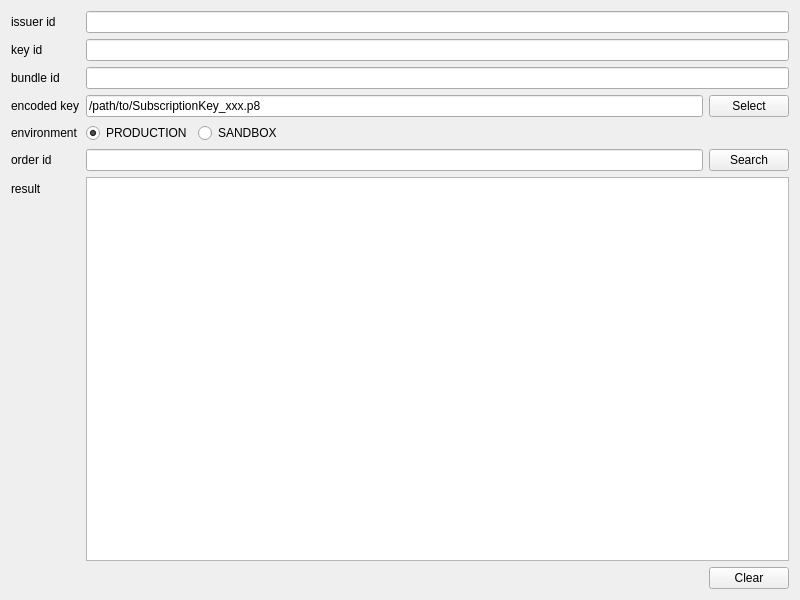
Above: form.ui from john9405/easyOrder before the change. Below: the same form after it.
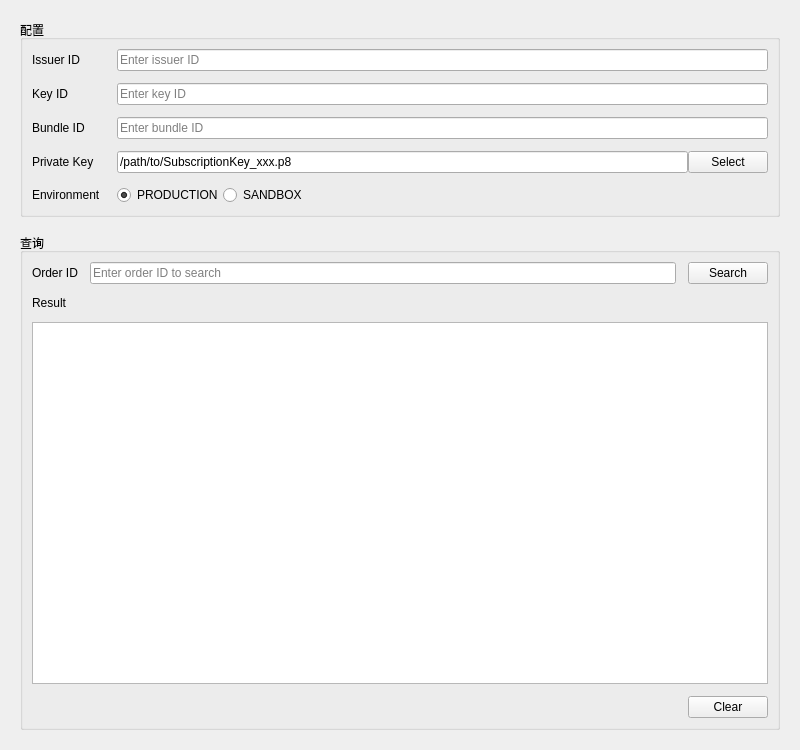
That is the form after the change.

Commit message: 美化界面

Diff of the .ui file:
```diff
--- a/form.ui
+++ b/form.ui
@@ -7,72 +7,101 @@
     <x>0</x>
     <y>0</y>
     <width>800</width>
-    <height>600</height>
+    <height>750</height>
    </rect>
   </property>
+  <property name="minimumSize">
+   <size>
+    <width>600</width>
+    <height>650</height>
+   </size>
+  </property>
   <property name="windowTitle">
    <string>easy order</string>
   </property>
   <layout class="QVBoxLayout" name="verticalLayout_2">
+   <property name="spacing">
+    <number>16</number>
+   </property>
+   <property name="leftMargin">
+    <number>20</number>
+   </property>
+   <property name="topMargin">
+    <number>20</number>
+   </property>
+   <property name="rightMargin">
+    <number>20</number>
+   </property>
+   <property name="bottomMargin">
+    <number>20</number>
+   </property>
    <item>
+    <widget class="QGroupBox" name="configGroup">
+     <property name="title">
+      <string>配置</string>
+     </property>
     <layout class="QFormLayout" name="formLayout_2">
+      <property name="horizontalSpacing">
+       <number>16</number>
+      </property>
+      <property name="verticalSpacing">
+       <number>12</number>
+      </property>
      <item row="0" column="0">
       <widget class="QLabel" name="label">
        <property name="text">
-        <string>issuer id</string>
+         <string>Issuer ID</string>
        </property>
       </widget>
      </item>
      <item row="1" column="0">
       <widget class="QLabel" name="label_2">
        <property name="text">
-        <string>key id</string>
+         <string>Key ID</string>
        </property>
       </widget>
      </item>
      <item row="2" column="0">
       <widget class="QLabel" name="label_3">
        <property name="text">
-        <string>bundle id</string>
+         <string>Bundle ID</string>
        </property>
       </widget>
      </item>
      <item row="3" column="0">
       <widget class="QLabel" name="label_4">
        <property name="text">
-        <string>encoded key</string>
+         <string>Private Key</string>
        </property>
       </widget>
      </item>
      <item row="4" column="0">
       <widget class="QLabel" name="label_5">
        <property name="text">
-        <string>environment</string>
-       </property>
-      </widget>
-     </item>
-     <item row="5" column="0">
-      <widget class="QLabel" name="label_6">
-       <property name="text">
-        <string>order id</string>
-       </property>
-      </widget>
-     </item>
-     <item row="6" column="0">
-      <widget class="QLabel" name="label_7">
-       <property name="text">
-        <string>result</string>
+         <string>Environment</string>
        </property>
       </widget>
      </item>
      <item row="0" column="1">
-      <widget class="QLineEdit" name="issuerId"/>
+       <widget class="QLineEdit" name="issuerId">
+        <property name="placeholderText">
+         <string>Enter issuer ID</string>
+        </property>
+       </widget>
      </item>
      <item row="1" column="1">
-      <widget class="QLineEdit" name="keyId"/>
+       <widget class="QLineEdit" name="keyId">
+        <property name="placeholderText">
+         <string>Enter key ID</string>
+        </property>
+       </widget>
      </item>
      <item row="2" column="1">
-      <widget class="QLineEdit" name="bundleId"/>
+       <widget class="QLineEdit" name="bundleId">
+        <property name="placeholderText">
+         <string>Enter bundle ID</string>
+        </property>
+       </widget>
      </item>
      <item row="3" column="1">
       <layout class="QHBoxLayout" name="horizontalLayout">
@@ -81,6 +110,9 @@
          <property name="text">
           <string>/path/to/SubscriptionKey_xxx.p8</string>
          </property>
+          <property name="placeholderText">
+           <string>Select .p8 key file</string>
+          </property>
         </widget>
        </item>
        <item>
@@ -126,10 +158,33 @@
        </item>
       </layout>
      </item>
-     <item row="5" column="1">
+     </layout>
+    </widget>
+   </item>
+   <item>
+    <widget class="QGroupBox" name="queryGroup">
+     <property name="title">
+      <string>查询</string>
+     </property>
+     <layout class="QVBoxLayout" name="verticalLayout_3">
+      <property name="spacing">
+       <number>12</number>
+      </property>
+      <item>
       <layout class="QHBoxLayout" name="horizontalLayout_3">
        <item>
-        <widget class="QLineEdit" name="orderId"/>
+         <widget class="QLabel" name="label_6">
+          <property name="text">
+           <string>Order ID</string>
+          </property>
+         </widget>
+        </item>
+        <item>
+         <widget class="QLineEdit" name="orderId">
+          <property name="placeholderText">
+           <string>Enter order ID to search</string>
+          </property>
+         </widget>
        </item>
        <item>
         <widget class="QPushButton" name="sub_btn">
@@ -140,19 +195,20 @@
        </item>
       </layout>
      </item>
-     <item row="6" column="1">
-      <layout class="QVBoxLayout" name="verticalLayout">
+      <item>
+       <widget class="QLabel" name="label_7">
+        <property name="text">
+         <string>Result</string>
+        </property>
+       </widget>
+      </item>
        <item>
         <widget class="QTextBrowser" name="textBrowser">
-         <property name="html">
-          <string>&lt;!DOCTYPE HTML PUBLIC &quot;-//W3C//DTD HTML 4.0//EN&quot; &quot;http://www.w3.org/TR/REC-html40/strict.dtd&quot;&gt;
-&lt;html&gt;&lt;head&gt;&lt;meta name=&quot;qrichtext&quot; content=&quot;1&quot; /&gt;&lt;meta charset=&quot;utf-8&quot; /&gt;&lt;style type=&quot;text/css&quot;&gt;
-p, li { white-space: pre-wrap; }
-hr { height: 1px; border-width: 0; }
-li.unchecked::marker { content: &quot;\2610&quot;; }
-li.checked::marker { content: &quot;\2612&quot;; }
-&lt;/style&gt;&lt;/head&gt;&lt;body style=&quot; font-family:'Ubuntu Sans'; font-size:11pt; font-weight:400; font-style:normal;&quot;&gt;
-&lt;p style=&quot;-qt-paragraph-type:empty; margin-top:0px; margin-bottom:0px; margin-left:0px; margin-right:0px; -qt-block-indent:0; text-indent:0px;&quot;&gt;&lt;br /&gt;&lt;/p&gt;&lt;/body&gt;&lt;/html&gt;</string>
+        <property name="minimumSize">
+         <size>
+          <width>0</width>
+          <height>200</height>
+         </size>
          </property>
         </widget>
        </item>
@@ -181,8 +237,7 @@
         </layout>
        </item>
       </layout>
-     </item>
-    </layout>
+    </widget>
    </item>
   </layout>
  </widget>
```
Lines whose indentation alone changed are shown as unchanged. The commit also changes 5 other files.
